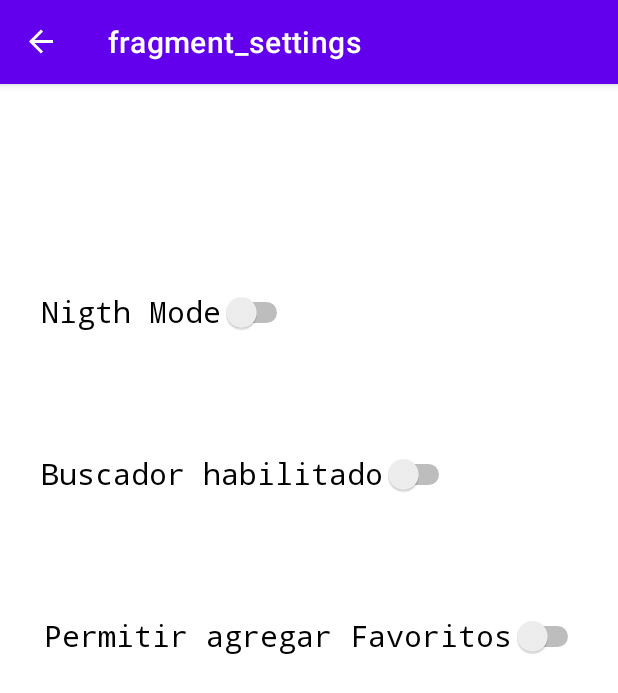
After one commit to victorlacco/parcialTP3Grupo5, an Android app: the FragmentSettings screen opened through its navigation route, on a phone screen of 412 x 824 dp. The commit adds this screen. Shown: the top 693 px of the screen. Run offline under Robolectric (Android 15) with nearby library versions, the phone set to English and light mode, and no system bars; our stand-ins replace navigation-ui.

Commit message:
Se agregaron funcionalidades

```diff
--- a/app/build.gradle
+++ b/app/build.gradle
@@ -1,6 +1,7 @@
 plugins {
     id 'com.android.application'
     id 'org.jetbrains.kotlin.android'
+    id 'androidx.navigation.safeargs.kotlin'
 }
 
 android {
@@ -37,6 +38,8 @@ dependencies {
     implementation 'androidx.appcompat:appcompat:1.5.1'
     implementation 'com.google.android.material:material:1.6.1'
     implementation 'androidx.constraintlayout:constraintlayout:2.1.4'
+    implementation 'androidx.navigation:navigation-fragment-ktx:2.5.3'
+    implementation 'androidx.navigation:navigation-ui-ktx:2.5.3'
     testImplementation 'junit:junit:4.13.2'
     androidTestImplementation 'androidx.test.ext:junit:1.1.3'
     androidTestImplementation 'androidx.test.espresso:espresso-core:3.4.0'
--- a/app/src/main/AndroidManifest.xml
+++ b/app/src/main/AndroidManifest.xml
@@ -21,6 +21,11 @@
 
                 <category android:name="android.intent.category.LAUNCHER" />
             </intent-filter>
+
+            <meta-data
+                android:name="android.app.lib_name"
+                android:value="" />
+
         </activity>
     </application>
 
--- a/app/src/main/java/ar/edu/ort/parcialtp3_g5/activities/MainActivity.kt
+++ b/app/src/main/java/ar/edu/ort/parcialtp3_g5/activities/MainActivity.kt
@@ -2,11 +2,37 @@ package ar.edu.ort.parcialtp3_g5.activities
 
 import androidx.appcompat.app.AppCompatActivity
 import android.os.Bundle
+import androidx.drawerlayout.widget.DrawerLayout
+import androidx.navigation.NavController
+import androidx.navigation.Navigation
+import androidx.navigation.ui.NavigationUI
+import androidx.navigation.ui.setupWithNavController
 import ar.edu.ort.parcialtp3_g5.R
+import com.google.android.material.navigation.NavigationView
 
 class MainActivity : AppCompatActivity() {
+
+    private lateinit var navController: NavController
+
+    private lateinit var vista: NavigationView
+
+    private lateinit var drawer: DrawerLayout
+
     override fun onCreate(savedInstanceState: Bundle?) {
         super.onCreate(savedInstanceState)
         setContentView(R.layout.activity_main)
+
+        navController = Navigation.findNavController(this, R.id.fragmentContainerView2)
+
+        vista = findViewById(R.id.nav_view)
+        vista.setupWithNavController(navController)
+
+        drawer = findViewById(R.id.drawer_layout_id)
+        NavigationUI.setupActionBarWithNavController(this, navController, drawer)
     }
+
+    override fun onSupportNavigateUp(): Boolean {
+        return NavigationUI.navigateUp(navController, drawer)
+    }
+
 }
--- /dev/null
+++ b/app/src/main/java/ar/edu/ort/parcialtp3_g5/fragments/FragmentHome.kt
@@ -0,0 +1,22 @@
+package ar.edu.ort.parcialtp3_g5.fragments
+
+import android.os.Bundle
+import androidx.fragment.app.Fragment
+import android.view.LayoutInflater
+import android.view.View
+import android.view.ViewGroup
+import ar.edu.ort.parcialtp3_g5.R
+
+class FragmentHome : Fragment() {
+
+    override fun onCreate(savedInstanceState: Bundle?) {
+        super.onCreate(savedInstanceState)
+    }
+
+    override fun onCreateView(
+        inflater: LayoutInflater, container: ViewGroup?, savedInstanceState: Bundle?): View? {
+        // Inflate the layout for this fragment
+        return inflater.inflate(R.layout.fragment_home, container, false)
+    }
+
+}
--- /dev/null
+++ b/app/src/main/java/ar/edu/ort/parcialtp3_g5/fragments/FragmentSettings.kt
@@ -0,0 +1,22 @@
+package ar.edu.ort.parcialtp3_g5.fragments
+
+import android.os.Bundle
+import androidx.fragment.app.Fragment
+import android.view.LayoutInflater
+import android.view.View
+import android.view.ViewGroup
+import ar.edu.ort.parcialtp3_g5.R
+
+class FragmentSettings : Fragment() {
+
+    override fun onCreate(savedInstanceState: Bundle?) {
+        super.onCreate(savedInstanceState)
+    }
+
+    override fun onCreateView(
+        inflater: LayoutInflater, container: ViewGroup?, savedInstanceState: Bundle?): View? {
+        // Inflate the layout for this fragment
+        return inflater.inflate(R.layout.fragment_settings, container, false)
+    }
+
+}
--- a/app/src/main/res/layout/activity_main.xml
+++ b/app/src/main/res/layout/activity_main.xml
@@ -1,18 +1,25 @@
 <?xml version="1.0" encoding="utf-8"?>
-<androidx.constraintlayout.widget.ConstraintLayout xmlns:android="http://schemas.android.com/apk/res/android"
+<androidx.drawerlayout.widget.DrawerLayout xmlns:android="http://schemas.android.com/apk/res/android"
     xmlns:app="http://schemas.android.com/apk/res-auto"
     xmlns:tools="http://schemas.android.com/tools"
+    android:id="@+id/drawer_layout_id"
     android:layout_width="match_parent"
     android:layout_height="match_parent"
     tools:context=".activities.MainActivity">
 
-    <TextView
+    <fragment
+        android:id="@+id/fragmentContainerView2"
+        android:name="androidx.navigation.fragment.NavHostFragment"
+        android:layout_width="0dp"
+        android:layout_height="0dp"
+        app:defaultNavHost="true"
+        app:navGraph="@navigation/navgraf" />
+
+    <com.google.android.material.navigation.NavigationView
+        android:id="@+id/nav_view"
         android:layout_width="wrap_content"
-        android:layout_height="wrap_content"
-        android:text="Hello World!"
-        app:layout_constraintBottom_toBottomOf="parent"
-        app:layout_constraintEnd_toEndOf="parent"
-        app:layout_constraintStart_toStartOf="parent"
-        app:layout_constraintTop_toTopOf="parent" />
-
-</androidx.constraintlayout.widget.ConstraintLayout>
+        android:layout_height="match_parent"
+        android:layout_gravity="start"
+        android:fitsSystemWindows="true"
+        app:menu="@menu/drawe_menu" />
+</androidx.drawerlayout.widget.DrawerLayout>
--- /dev/null
+++ b/app/src/main/res/layout/fragment_settings.xml
@@ -0,0 +1,53 @@
+<?xml version="1.0" encoding="utf-8"?>
+<androidx.constraintlayout.widget.ConstraintLayout xmlns:android="http://schemas.android.com/apk/res/android"
+    xmlns:app="http://schemas.android.com/apk/res-auto"
+    xmlns:tools="http://schemas.android.com/tools"
+    android:id="@+id/frameLayout4"
+    android:layout_width="match_parent"
+    android:layout_height="match_parent"
+    android:focusableInTouchMode="false"
+    tools:context=".fragments.FragmentSettings">
+
+    <Switch
+        android:id="@+id/switchNightMode"
+        android:layout_width="wrap_content"
+        android:layout_height="wrap_content"
+        android:layout_marginTop="128dp"
+        android:focusableInTouchMode="false"
+        android:fontFamily="monospace"
+        android:minHeight="48dp"
+        android:text="@string/nigth_mode"
+        android:textSize="20sp"
+        app:layout_constraintEnd_toEndOf="parent"
+        app:layout_constraintHorizontal_bias="0.111"
+        app:layout_constraintStart_toStartOf="parent"
+        app:layout_constraintTop_toTopOf="parent" />
+
+    <Switch
+        android:id="@+id/switchBuscador"
+        android:layout_width="wrap_content"
+        android:layout_height="wrap_content"
+        android:layout_marginTop="60dp"
+        android:fontFamily="monospace"
+        android:minHeight="48dp"
+        android:text="@string/buscador_habilitado"
+        android:textSize="20sp"
+        app:layout_constraintEnd_toEndOf="parent"
+        app:layout_constraintHorizontal_bias="0.203"
+        app:layout_constraintStart_toStartOf="parent"
+        app:layout_constraintTop_toBottomOf="@+id/switchNightMode" />
+
+    <Switch
+        android:id="@+id/switchFavoritos"
+        android:layout_width="wrap_content"
+        android:layout_height="wrap_content"
+        android:layout_marginTop="60dp"
+        android:fontFamily="monospace"
+        android:minHeight="48dp"
+        android:text="@string/permitir_agregar_favoritos"
+        android:textSize="20sp"
+        app:layout_constraintEnd_toEndOf="parent"
+        app:layout_constraintHorizontal_bias="0.568"
+        app:layout_constraintStart_toStartOf="parent"
+        app:layout_constraintTop_toBottomOf="@+id/switchBuscador" />
+</androidx.constraintlayout.widget.ConstraintLayout>
--- /dev/null
+++ b/app/src/main/res/menu/drawe_menu.xml
@@ -0,0 +1,16 @@
+<?xml version="1.0" encoding="utf-8"?>
+<menu xmlns:android="http://schemas.android.com/apk/res/android">
+
+    <item
+        android:id="@+id/fragmentHome"
+        android:title="@string/home" />
+    <item
+        android:id="@+id/fragmentFavorites"
+        android:title="@string/favoritos" />
+    <item
+        android:id="@+id/fragmentSettings"
+        android:title="@string/settings" />
+    <item
+        android:id="@+id/fragmentLogin"
+        android:title="@string/logout" />
+</menu>
--- /dev/null
+++ b/app/src/main/res/navigation/navgraf.xml
@@ -0,0 +1,45 @@
+<?xml version="1.0" encoding="utf-8"?>
+<navigation xmlns:android="http://schemas.android.com/apk/res/android"
+    xmlns:app="http://schemas.android.com/apk/res-auto"
+    xmlns:tools="http://schemas.android.com/tools"
+    android:id="@+id/navgraf"
+    app:startDestination="@id/fragmentHome">
+
+    <fragment
+        android:id="@+id/fragmentLogin"
+        android:name="ar.edu.ort.parcialtp3_g5.fragments.FragmentLogin"
+        android:label="fragment_login"
+        tools:layout="@layout/fragment_login" >
+        <action
+            android:id="@+id/action_fragmentLogin_to_fragmentHome"
+            app:destination="@id/fragmentHome" />
+    </fragment>
+    <fragment
+        android:id="@+id/fragmentHome"
+        android:name="ar.edu.ort.parcialtp3_g5.fragments.FragmentHome"
+        android:label="fragment_home"
+        tools:layout="@layout/fragment_home" >
+        <action
+            android:id="@+id/action_fragmentHome_to_fragmentCharacter"
+            app:destination="@id/fragmentCharacter" />
+        <argument
+            android:name="User"
+            app:argType="string"
+            android:defaultValue="Sr. Usuario" />
+    </fragment>
+    <fragment
+        android:id="@+id/fragmentCharacter"
+        android:name="ar.edu.ort.parcialtp3_g5.fragments.FragmentCharacter"
+        android:label="fragment_character"
+        tools:layout="@layout/fragment_character" />
+    <fragment
+        android:id="@+id/fragmentSettings"
+        android:name="ar.edu.ort.parcialtp3_g5.fragments.FragmentSettings"
+        android:label="fragment_settings"
+        tools:layout="@layout/fragment_settings" />
+    <fragment
+        android:id="@+id/fragmentFavorites"
+        android:name="ar.edu.ort.parcialtp3_g5.fragments.FragmentFavorites"
+        android:label="fragment_favorites"
+        tools:layout="@layout/fragment_favorites" />
+</navigation>
--- a/app/src/main/res/values/strings.xml
+++ b/app/src/main/res/values/strings.xml
@@ -1,3 +1,23 @@
 <resources>
-    <string name="app_name">ParcialTP3-G5</string>
+    <string name="app_name">Rick and Morty</string>
+    <!-- TODO: Remove or change this placeholder text -->
+    <string name="hello_blank_fragment">Hello blank fragment</string>
+    <string name="logout">Logout</string>
+    <string name="settings">Settings</string>
+    <string name="favoritos">Favoritos</string>
+    <string name="home">Home</string>
+    <string name="usuario">Usuario</string>
+    <string name="contrasena">Contraseña</string>
+    <string name="continuar">Continuar</string>
+    <string name="olvidaste_tu_contrasena">Olvidaste tu contraseña?</string>
+    <string name="todo">TODO</string>
+    <string name="character">Character</string>
+    <string name="nigth_mode">Nigth Mode</string>
+    <string name="permitir_agregar_favoritos">Permitir agregar Favoritos</string>
+    <string name="buscador_habilitado">Buscador habilitado</string>
+    <string name="origen">Origen:</string>
+    <string name="especie">Especie:</string>
+    <string name="nombre">Nombre:</string>
+    <string name="alive">Alive</string>
+    <string name="todo1">TODO</string>
 </resources>
```
Also changed, not shown: app/src/main/java/ar/edu/ort/parcialtp3_g5/fragments/FragmentCharacter.kt (added, +21 -0 lines), app/src/main/java/ar/edu/ort/parcialtp3_g5/fragments/FragmentFavorites.kt (added, +22 -0 lines), app/src/main/java/ar/edu/ort/parcialtp3_g5/fragments/FragmentLogin.kt (added, +51 -0 lines), app/src/main/res/layout/fragment_character.xml (added, +84 -0 lines), app/src/main/res/layout/fragment_favorites.xml (added, +26 -0 lines), app/src/main/res/layout/fragment_home.xml (added, +31 -0 lines), app/src/main/res/layout/fragment_login.xml (added, +69 -0 lines), build.gradle (+11 -0 lines).
